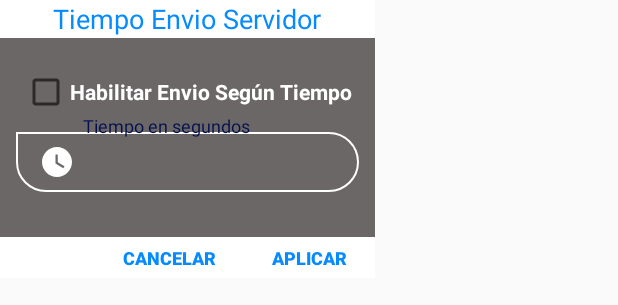
After one commit to manchovi/AppBiomedicIoT, an Android app: the layout configtime.xml on its own in the app's theme, with its tools: preview values and no code run, on a phone screen of 412 x 824 dp. The commit adds this screen. Shown: the top 305 px of the screen. Run offline under Robolectric (Android 15) with nearby library versions, the phone set to English and light mode, and no system bars.

Commit message:
ventana modal configuración de tiempo de envio de datos a la BD

```diff
--- /dev/null
+++ b/app/src/main/res/drawable/et_bg1.xml
@@ -0,0 +1,14 @@
+<shape xmlns:android="http://schemas.android.com/apk/res/android"
+    android:shape="rectangle">
+
+    <corners
+        android:bottomLeftRadius="20dp"
+        android:bottomRightRadius="20dp"
+        android:topLeftRadius="0dp"
+        android:topRightRadius="20dp" />
+
+    <stroke
+        android:width="1dp"
+        android:color="@color/white" />
+
+</shape>
--- /dev/null
+++ b/app/src/main/res/drawable/ic_watch.xml
@@ -0,0 +1,5 @@
+<vector android:height="24dp" android:tint="#FFFFFF"
+    android:viewportHeight="24.0" android:viewportWidth="24.0"
+    android:width="24dp" xmlns:android="http://schemas.android.com/apk/res/android">
+    <path android:fillColor="#FF000000" android:pathData="M20,12c0,-2.54 -1.19,-4.81 -3.04,-6.27L16,0H8l-0.95,5.73C5.19,7.19 4,9.45 4,12s1.19,4.81 3.05,6.27L8,24h8l0.96,-5.73C18.81,16.81 20,14.54 20,12zM6,12c0,-3.31 2.69,-6 6,-6s6,2.69 6,6 -2.69,6 -6,6 -6,-2.69 -6,-6z"/>
+</vector>
--- /dev/null
+++ b/app/src/main/res/drawable/ic_watch1.xml
@@ -0,0 +1,5 @@
+<vector android:height="24dp" android:tint="#FFFFFF"
+    android:viewportHeight="24.0" android:viewportWidth="24.0"
+    android:width="24dp" xmlns:android="http://schemas.android.com/apk/res/android">
+    <path android:fillColor="#FF000000" android:pathData="M12,2C6.5,2 2,6.5 2,12s4.5,10 10,10 10,-4.5 10,-10S17.5,2 12,2zM16.2,16.2L11,13L11,7h1.5v5.2l4.5,2.7 -0.8,1.3z"/>
+</vector>
--- /dev/null
+++ b/app/src/main/res/layout/configtime.xml
@@ -0,0 +1,148 @@
+<?xml version="1.0" encoding="utf-8"?>
+<LinearLayout xmlns:android="http://schemas.android.com/apk/res/android"
+    android:orientation="vertical"
+    android:layout_width="250dp"
+    android:layout_height="185dp"
+    android:background="#6B6767">
+
+    <!--Header-->
+    <LinearLayout
+        android:layout_width="match_parent"
+        android:layout_height="25dp"
+        android:orientation="horizontal"
+        android:background="#ffffff"
+        android:layout_marginTop="0dp"
+        android:gravity="right">
+
+        <TextView
+            android:layout_width="match_parent"
+            android:layout_height="wrap_content"
+            android:textSize="18dp"
+            android:text="Tiempo Envio Servidor"
+            android:textAlignment="center"
+            android:textColor="#068BFF"
+            />
+
+    </LinearLayout>
+
+
+
+
+
+    <!--Contenido-->
+    <LinearLayout
+        android:layout_width="match_parent"
+        android:layout_height="wrap_content"
+        android:orientation="horizontal"
+        android:gravity="center"
+        android:layout_marginTop="10dp"
+        android:layout_marginBottom="10dp"
+        android:layout_marginLeft="5dp"
+        android:layout_marginRight="5dp">
+
+
+    <LinearLayout
+        android:layout_width="match_parent"
+        android:layout_height="wrap_content"
+        android:orientation="horizontal"
+        android:gravity="center"
+        android:layout_marginTop="10dp"
+        android:layout_marginBottom="10dp"
+        android:layout_marginLeft="5dp"
+        android:layout_marginRight="5dp">
+
+        <LinearLayout
+            android:layout_width="match_parent"
+            android:layout_height="wrap_content"
+            android:orientation="vertical"
+            android:layout_gravity="center"
+            android:gravity="center">
+
+
+            <CheckBox
+                android:id="@+id/cb_enabledSend"
+                android:layout_width="wrap_content"
+                android:layout_height="wrap_content"
+                android:checked="false"
+                android:text="Habilitar Envio Según Tiempo"
+                android:textColor="#fff"
+                android:textSize="14dp"
+                android:textStyle="bold" />
+
+
+            <com.google.android.material.textfield.TextInputLayout
+                android:id="@+id/tiTiempo"
+                android:layout_width="match_parent"
+                android:layout_height="wrap_content"
+                android:paddingLeft="0dp"
+                android:paddingRight="0dp"
+                android:textColorHint="@color/colorAccent">
+                <EditText
+                    android:id="@+id/etTiempo"
+                    android:layout_width="match_parent"
+                    android:layout_height="40dp"
+                    android:layout_marginTop="5dp"
+                    android:background="@drawable/et_bg1"
+                    android:drawableStart="@drawable/ic_watch1"
+                    android:drawablePadding="5dp"
+                    android:paddingLeft="15dp"
+                    android:paddingRight="15dp"
+                    android:hint="Tiempo en segundos"
+                    android:inputType="number"
+                    android:textColor="@color/colorAccent"
+                    android:textSize="15sp"
+                    />
+            </com.google.android.material.textfield.TextInputLayout>
+
+
+        </LinearLayout>
+    </LinearLayout>
+
+
+
+
+    </LinearLayout>
+
+
+    <!--Footer-->
+    <LinearLayout
+        android:layout_width="match_parent"
+        android:layout_height="wrap_content"
+        android:orientation="horizontal"
+        android:background="#ffffff"
+        android:layout_marginTop="10dp"
+        android:gravity="right">
+
+        <Button
+            android:id="@+id/btnCancelar"
+            style="@style/Widget.AppCompat.Button.Small"
+            android:layout_width="wrap_content"
+            android:layout_height="wrap_content"
+            android:background="@android:color/transparent"
+            android:text="Cancelar"
+            android:textSize="12dp"
+            android:textStyle="bold"
+            android:textColor="#068BFF" />
+
+        <TextView
+            android:layout_width="wrap_content"
+            android:layout_height="wrap_content"
+            android:textColor="#ffffff"
+            android:text="***"
+            />
+
+        <Button
+            android:id="@+id/btnAplica"
+            android:layout_width="wrap_content"
+            android:layout_height="wrap_content"
+            android:textColor="#068BFF"
+            android:background="@android:color/transparent"
+            android:alpha="1"
+            android:textSize="12dp"
+            android:textStyle="bold"
+            android:text="Aplicar" />
+
+    </LinearLayout>
+
+
+</LinearLayout>
```
Also changed, not shown: app/src/main/java/com/example/btasinktask/SignalsMonitor.java (+121 -1 lines), app/src/main/res/layout/activity_signals_monitor.xml (+11 -1 lines).
